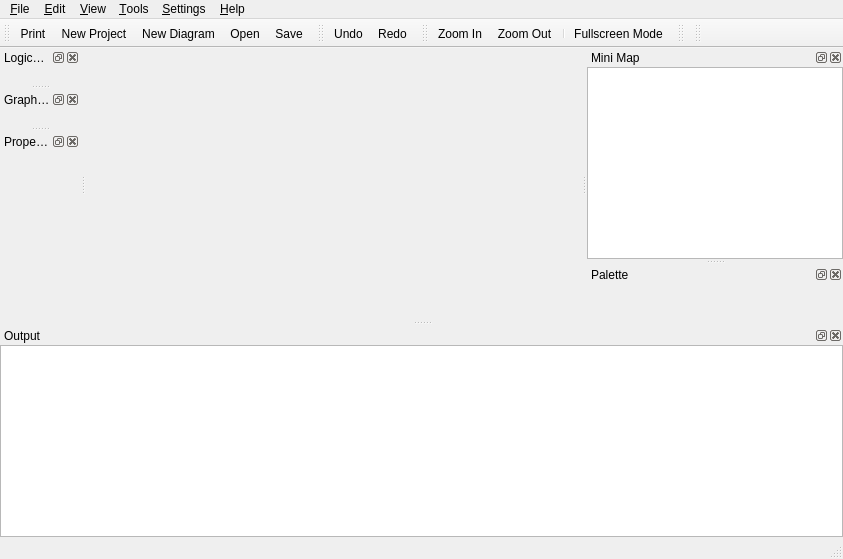
qreal/qreal, file qrgui/mainwindow/mainWindow.ui: the form before one commit.
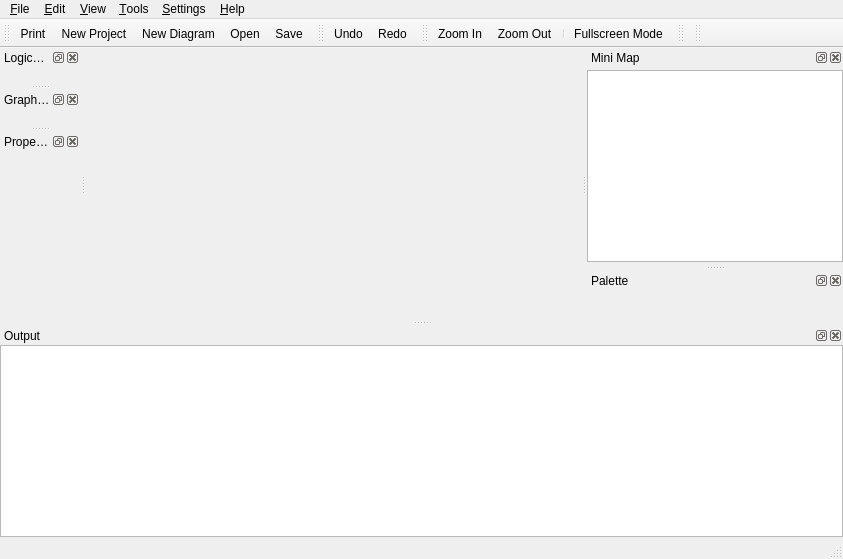
The form after the commit. Icons and pictures are not drawn. Custom widgets are drawn as their Qt base class.

The edit to the form file:
```diff
--- a/qrgui/mainwindow/mainWindow.ui
+++ b/qrgui/mainwindow/mainWindow.ui
@@ -146,7 +146,7 @@
    <property name="minimumSize">
     <size>
      <width>80</width>
-     <height>211</height>
+     <height>217</height>
     </size>
    </property>
    <property name="windowTitle">
```
Left out of the diff: 3 changed lines with no effect on the pictures.
